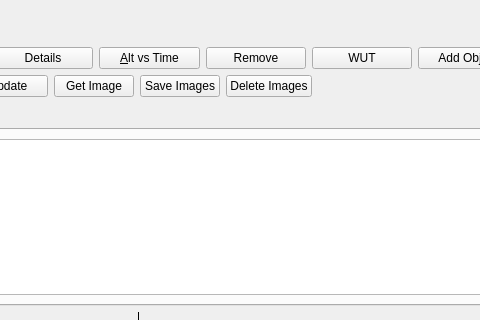
This is kstars/tools/observinglist.ui in KDE/kstars as Qt 5 draws it before an edit; both pictures show x 228 to 708 and y 0 to 320 of the 861 by 650 pixel window. The edited form follows.
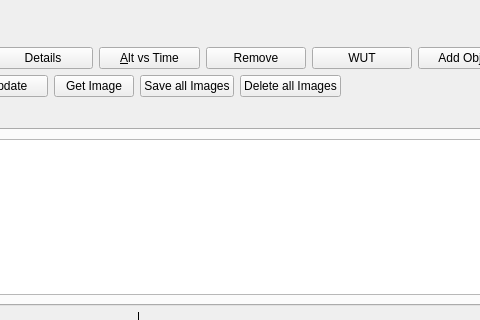
This is the edited form. Custom widgets are drawn as their Qt base class.

Commit message:
Usability edit, renaming the push buttons to state their use clearly
CCMAIL:kstars-devel@kde.org

The edit to the form file:
```diff
--- a/kstars/tools/observinglist.ui
+++ b/kstars/tools/observinglist.ui
@@ -413,7 +413,7 @@
         <string>Download the SDSS/DSS images of all the objects in the session list.</string>
        </property>
        <property name="text">
-        <string>Save Images</string>
+        <string>Save all Images</string>
        </property>
       </widget>
      </item>
@@ -423,7 +423,7 @@
         <string>Deletes all the stored DSS/SDSS images</string>
        </property>
        <property name="text">
-        <string>Delete Images</string>
+        <string>Delete all Images</string>
        </property>
       </widget>
      </item>
```
Left out of the diff: 2 changed lines with no effect on the pictures.
